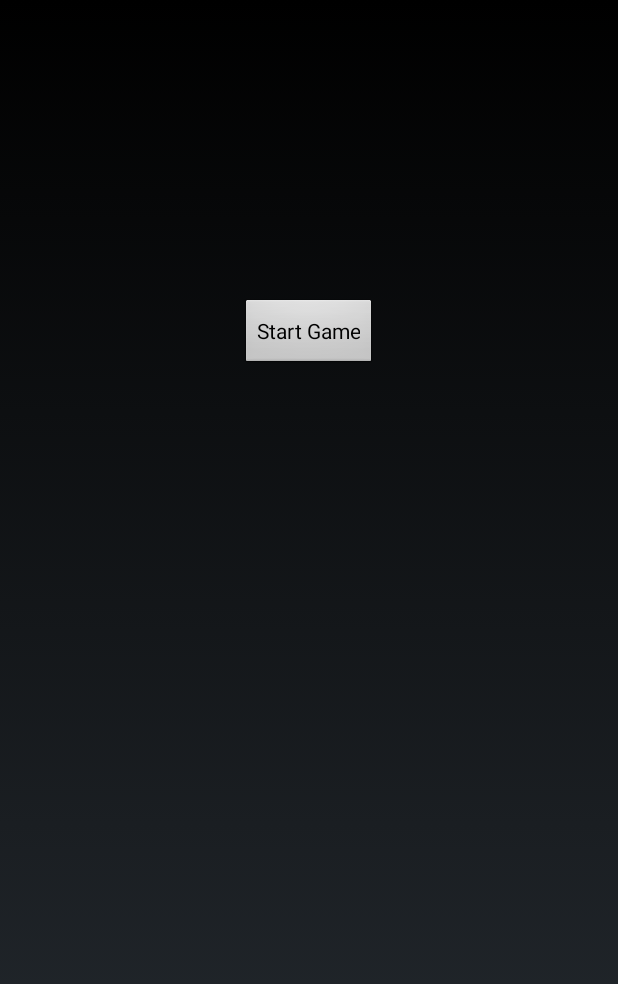
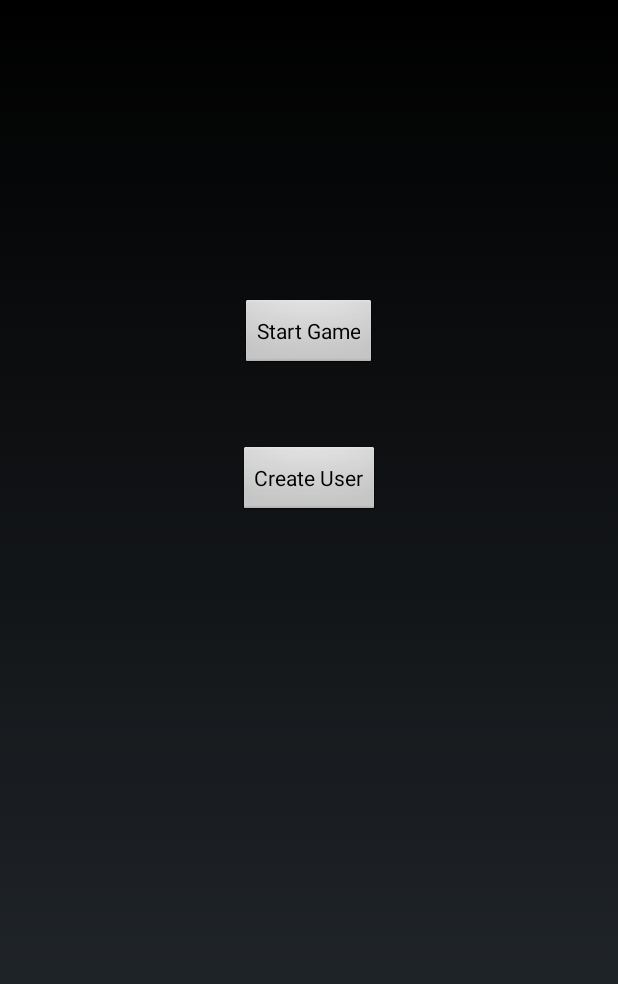
Before and after one commit to emmanuelfarrar/IT4784_Snake, an Android app: the layout login_layout.xml on its own in the app's theme, with its tools: preview values and no code run, on a phone screen of 412 x 824 dp. Shown: the top 984 px of the screen. Run offline under Robolectric (Android 15) with nearby library versions, the phone set to English and light mode, and no system bars.

Commit message:
As of 17MAR2020

```diff
--- a/app/src/main/res/layout/login_layout.xml
+++ b/app/src/main/res/layout/login_layout.xml
@@ -13,6 +13,23 @@
         android:layout_centerHorizontal="true"
         android:layout_marginTop="50dp"/>
 
+    <TextView
+        android:id="@+id/username"
+        android:layout_width="wrap_content"
+        android:layout_height="wrap_content"
+        android:layout_marginTop="50dp"
+        android:layout_below="@+id/date"
+        android:layout_centerHorizontal="true"/>
+
+    <Button
+        android:id="@+id/btnnewuser"
+        android:layout_width="wrap_content"
+        android:layout_height="wrap_content"
+        android:text="Create User"
+        android:layout_below="@+id/btnstart"
+        android:layout_marginTop="50dp"
+        android:layout_centerHorizontal="true"/>
+
     <Button
         android:id="@+id/btnstart"
         android:layout_width="wrap_content"
@@ -22,13 +39,7 @@
         android:layout_marginTop="50dp"
         android:layout_centerHorizontal="true"/>
 
-    <TextView
-        android:id="@+id/username"
-        android:layout_width="wrap_content"
-        android:layout_height="wrap_content"
-        android:layout_marginTop="50dp"
-        android:layout_below="@+id/date"
-        android:layout_centerHorizontal="true"/>
+
 
 
 
```
Also changed, not shown: app/src/main/java/com/example/android/snake/LoginActivity.java (added, +49 -0 lines), app/src/main/java/com/example/android/snake/Snake.java (+7 -0 lines), app/src/main/java/com/example/android/snake/SnakeDBHelper.java (+56 -14 lines), app/src/main/java/com/example/android/snake/TableColumns.java (added, +14 -0 lines), 1 other file.
